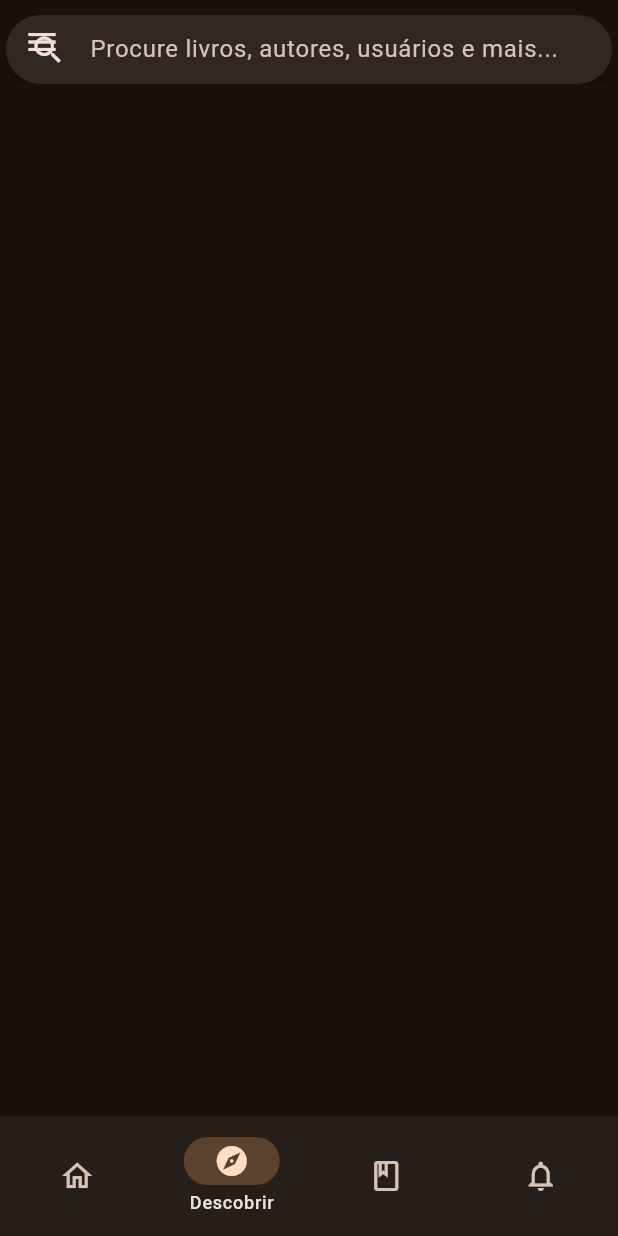
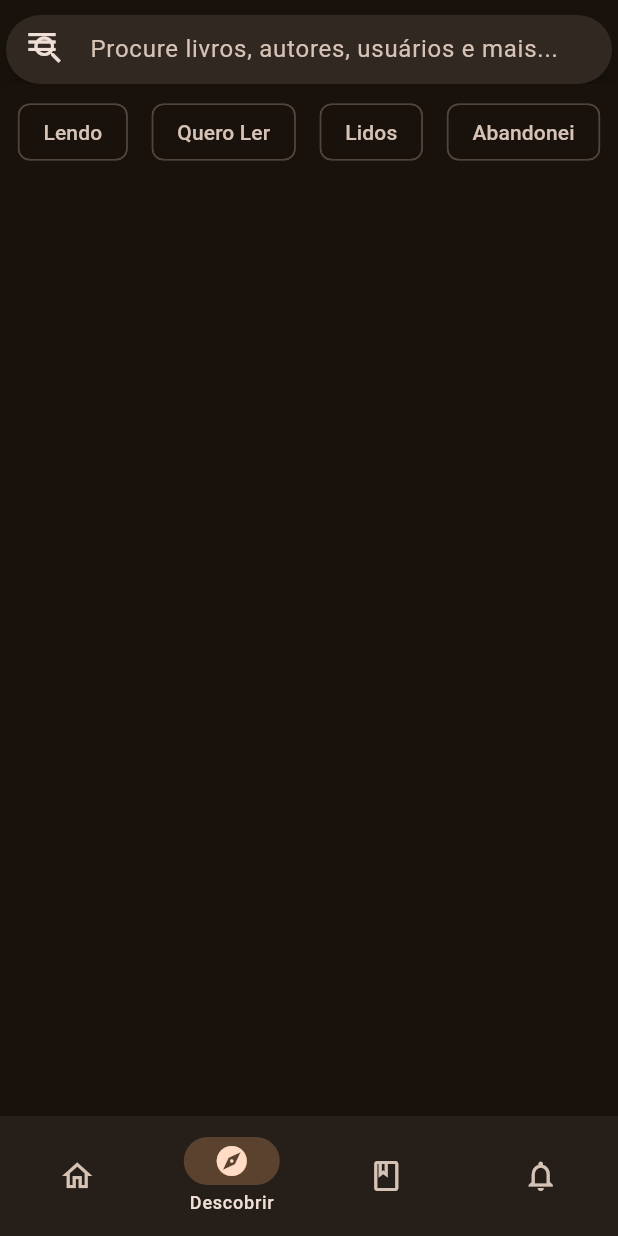
Before and after one commit to mayhmemo/cultbase, a Flutter app: the screen it shows after launch, item 2 of the bottom bar chosen, on a phone screen of 412 x 824 dp. Run offline on Flutter 3.47's test engine with Material 2 defaults, Android fonts, the phone set to English and light mode, and no system bars.

Commit message:
Feat: botoes com categorias no topo da tela

```diff
--- a/lib/pages/components/bottom_bar.dart
+++ b/lib/pages/components/bottom_bar.dart
@@ -1,6 +1,6 @@
 import 'package:cultbase/pages/collection_page.dart';
 import 'package:cultbase/pages/components/side_bar.dart';
-import 'package:cultbase/pages/discover_page.dart';
+import 'package:cultbase/pages/discover/discover_page.dart';
 import 'package:cultbase/pages/feed_page.dart';
 import 'package:cultbase/pages/notifications_page.dart';
 import 'package:flutter/material.dart';
--- a/lib/pages/discover_page.dart
+++ b/lib/pages/discover/discover_page.dart
@@ -1,7 +1,8 @@
 import 'package:cultbase/pages/components/search_bar.dart';
+import 'package:cultbase/pages/discover/tags/tags.dart';
 import 'package:flutter/material.dart';
 
-import 'components/side_bar.dart';
+import '../components/side_bar.dart';
 
 class DiscoverPage extends StatefulWidget {
   const DiscoverPage({super.key});
@@ -11,6 +12,13 @@ class DiscoverPage extends StatefulWidget {
 }
 
 class _DiscoverPageState extends State<DiscoverPage> {
+  final List<String> words = [
+    "Lendo",
+    "Quero Ler",
+    "Lidos",
+    "Abandonei",
+  ];
+
   @override
   Widget build(BuildContext context) {
     return Scaffold(
@@ -22,6 +30,7 @@ class _DiscoverPageState extends State<DiscoverPage> {
         ),
       ),
       drawer: const SideBar(),
+      body: Container(child: ChoiceChipList(words: words), alignment: Alignment.center,),
     );
   }
 }
--- /dev/null
+++ b/lib/pages/discover/tags/tags.dart
@@ -0,0 +1,62 @@
+import 'package:flutter/material.dart';
+
+class ChoiceChipList extends StatefulWidget {
+  final List<String> words;
+
+  ChoiceChipList({required this.words});
+
+  @override
+  _ChoiceChipListState createState() => _ChoiceChipListState();
+}
+
+class _ChoiceChipListState extends State<ChoiceChipList> {
+  List<bool> isSelected = [];
+
+  @override
+  void initState() {
+    super.initState();
+    isSelected = List<bool>.filled(widget.words.length, false);
+  }
+
+  @override
+  Widget build(BuildContext context) {
+    return Column(children: [
+      Wrap(
+        // alignment: WrapAlignment.start,
+        // spacing: 2.0,
+        // runSpacing: 2.0,
+        children: List.generate(widget.words.length, (index) {
+          return Padding(
+            padding: const EdgeInsets.all(8.0),
+            child: ChoiceChip(
+              label: Text(widget.words[index]),
+              selected: isSelected[index],
+              // selectedColor: Colors.red,
+              onSelected: (isSelected) {
+                setState(() {
+                  this.isSelected[index] = isSelected;
+                });
+              },
+            ),
+          );
+        }),
+      )
+    ]);
+
+    // return ListView.builder(
+    //   itemCount: widget.words.length,
+    //   itemBuilder: (context, index) {
+    //     return ChoiceChip(
+    //       label: Text(widget.words[index]),
+    //       selected: isSelected[index],
+    //       selectedColor: Colors.red,
+    //       onSelected: (isSelected) {
+    //         setState(() {
+    //           this.isSelected[index] = isSelected;
+    //         });
+    //       },
+    //     );
+    //   },
+    // );
+  }
+}
```
